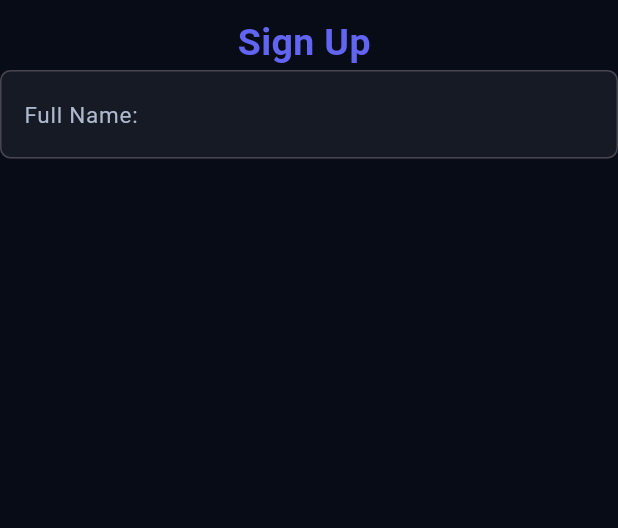
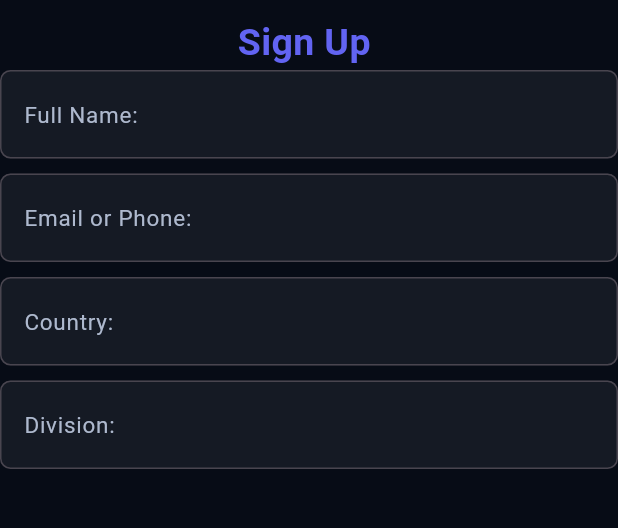
Before and after one commit to Rabmaya/Routewise-, a Flutter app: the page2 screen opened directly, on a phone screen of 412 x 824 dp, the part 68-596 px from its top. Run offline on Flutter 3.47's test engine with Material 3 defaults, Android fonts, the phone set to English and light mode, and no system bars.

Commit message:
update everything

```diff
--- a/lib/page2.dart
+++ b/lib/page2.dart
@@ -68,6 +68,63 @@ class _page2State extends State<page2> {
                   )
               ),
             ),
+            const SizedBox(height:10),
+            TextField(
+              style: TextStyle(
+                color: Colors.white,fontSize: 18,
+              ),
+              decoration: InputDecoration(
+                  hintText: 'Email or Phone:',
+                  hintStyle: const TextStyle(color: Color(0xFFAEB9CE),fontSize: 15
+                  ),
+                  filled: true,
+                  fillColor: const Color(0xFF151A24),
+                  border: OutlineInputBorder(
+                    borderRadius: BorderRadius.circular(7),
+                    borderSide: const BorderSide(
+                      color:Color(0xFF303747),
+                    ),
+                  )
+              ),
+            ),
+            const SizedBox(height:10),
+            TextField(
+              style: TextStyle(
+                color: Colors.white,fontSize: 18,
+              ),
+              decoration: InputDecoration(
+                  hintText: 'Country:',
+                  hintStyle: const TextStyle(color: Color(0xFFAEB9CE),fontSize: 15
+                  ),
+                  filled: true,
+                  fillColor: const Color(0xFF151A24),
+                  border: OutlineInputBorder(
+                    borderRadius: BorderRadius.circular(7),
+                    borderSide: const BorderSide(
+                      color:Color(0xFF303747),
+                    ),
+                  )
+              ),
+            ),
+            const SizedBox(height:10),
+            TextField(
+              style: TextStyle(
+                color: Colors.white,fontSize: 18,
+              ),
+              decoration: InputDecoration(
+                  hintText: 'Division:',
+                  hintStyle: const TextStyle(color: Color(0xFFAEB9CE),fontSize: 15
+                  ),
+                  filled: true,
+                  fillColor: const Color(0xFF151A24),
+                  border: OutlineInputBorder(
+                    borderRadius: BorderRadius.circular(7),
+                    borderSide: const BorderSide(
+                      color:Color(0xFF303747),
+                    ),
+                  )
+              ),
+            ),
 
           ],
 
```
